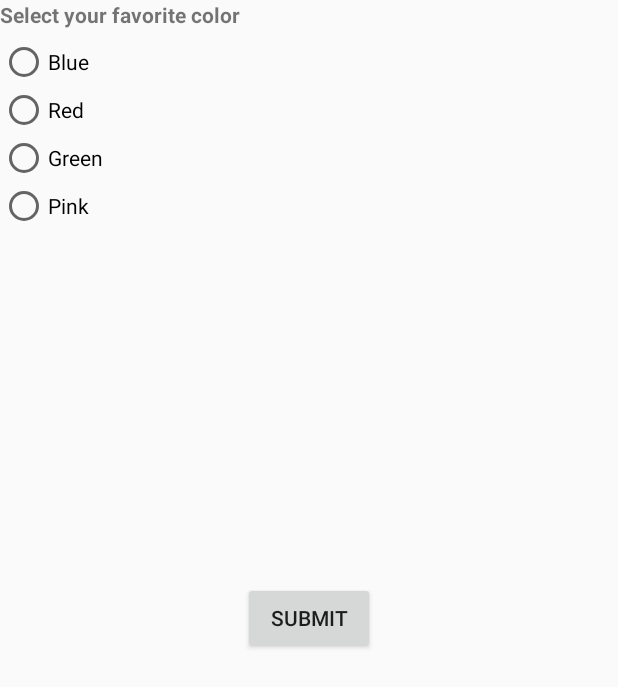
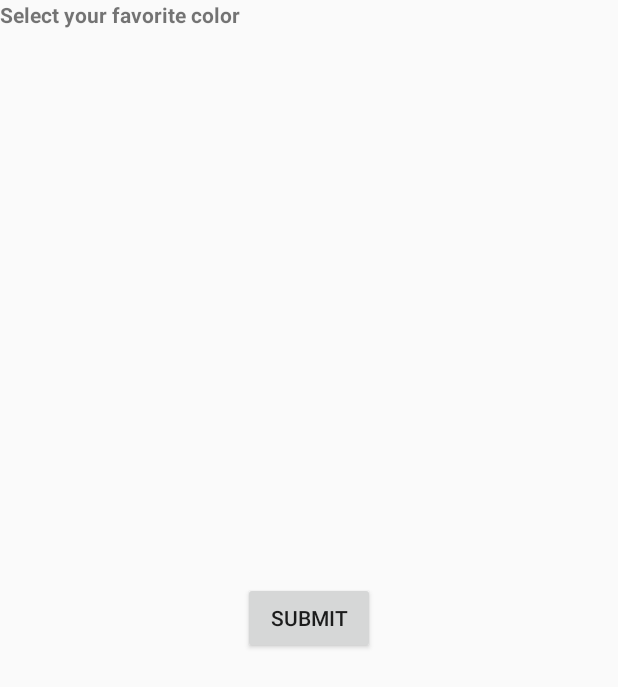
Before and after one commit to kblauer/surveyor, an Android app: the layout fragment_view_survey.xml on its own in the app's theme, with its tools: preview values and no code run, on a phone screen of 412 x 824 dp. Shown: the top 687 px of the screen. Run offline under Robolectric (Android 15) with nearby library versions, the phone set to English and light mode, and no system bars.

Commit message:
Implemented Survey Download
Application now downloads a survey from the server and dynamically
creates a UI based on the survey the user created on the website

```diff
--- a/Surveyor_App/app/build.gradle
+++ b/Surveyor_App/app/build.gradle
@@ -6,7 +6,7 @@ android {
 
     defaultConfig {
         applicationId "com.apkb.surveyor"
-        minSdkVersion 15
+        minSdkVersion 17
         targetSdkVersion 21
         versionCode 1
         versionName "1.0"
--- a/Surveyor_App/app/src/main/AndroidManifest.xml
+++ b/Surveyor_App/app/src/main/AndroidManifest.xml
@@ -17,5 +17,8 @@
             </intent-filter>
         </activity>
     </application>
+    <uses-permission
+        android:name="android.permission.INTERNET">
 
+    </uses-permission>
 </manifest>
--- a/Surveyor_App/app/src/main/res/layout/fragment_view_survey.xml
+++ b/Surveyor_App/app/src/main/res/layout/fragment_view_survey.xml
@@ -1,39 +1,42 @@
 <FrameLayout xmlns:android="http://schemas.android.com/apk/res/android"
     xmlns:tools="http://schemas.android.com/tools" android:layout_width="match_parent"
-    android:layout_height="match_parent" tools:context="com.apkb.surveyor.ViewSurveyFragment">
+    android:layout_height="match_parent" tools:context="com.apkb.surveyor.ViewSurveyFragment"
+    android:id="@+id/view_survey">
 
     <TextView
         android:layout_width="match_parent"
         android:layout_height="match_parent"
         android:text="Select your favorite color"
-        android:textStyle="bold" />
+        android:textStyle="bold"
+        android:id="@+id/survey_title"/>
 
     <RadioGroup xmlns:android="http://schemas.android.com/apk/res/android"
         android:layout_width="fill_parent"
         android:layout_height="wrap_content"
         android:orientation="vertical"
-        android:layout_marginTop="25dp">
+        android:layout_marginTop="25dp"
+        android:id="@+id/survey_rg">
 
-        <RadioButton android:id="@+id/radio_one"
-            android:layout_width="wrap_content"
-            android:layout_height="wrap_content"
-            android:text="@string/blue"
-            android:onClick="onRadioButtonClicked"/>
-        <RadioButton android:id="@+id/radio_two"
-            android:layout_width="wrap_content"
-            android:layout_height="wrap_content"
-            android:text="@string/red"
-            android:onClick="onRadioButtonClicked"/>
-        <RadioButton android:id="@+id/radio_three"
-            android:layout_width="wrap_content"
-            android:layout_height="wrap_content"
-            android:text="@string/green"
-            android:onClick="onRadioButtonClicked"/>
-        <RadioButton android:id="@+id/radio_four"
-            android:layout_width="wrap_content"
-            android:layout_height="wrap_content"
-            android:text="@string/pink"
-            android:onClick="onRadioButtonClicked"/>
+        <!--<RadioButton android:id="@+id/radio_one"-->
+            <!--android:layout_width="wrap_content"-->
+            <!--android:layout_height="wrap_content"-->
+            <!--android:text="@string/blue"-->
+            <!--android:onClick="onRadioButtonClicked"/>-->
+        <!--<RadioButton android:id="@+id/radio_two"-->
+            <!--android:layout_width="wrap_content"-->
+            <!--android:layout_height="wrap_content"-->
+            <!--android:text="@string/red"-->
+            <!--android:onClick="onRadioButtonClicked"/>-->
+        <!--<RadioButton android:id="@+id/radio_three"-->
+            <!--android:layout_width="wrap_content"-->
+            <!--android:layout_height="wrap_content"-->
+            <!--android:text="@string/green"-->
+            <!--android:onClick="onRadioButtonClicked"/>-->
+        <!--<RadioButton android:id="@+id/radio_four"-->
+            <!--android:layout_width="wrap_content"-->
+            <!--android:layout_height="wrap_content"-->
+            <!--android:text="@string/pink"-->
+            <!--android:onClick="onRadioButtonClicked"/>-->
     </RadioGroup>
 
     <Button
```
Also changed, not shown: Surveyor_App/app/src/main/java/com/apkb/surveyor/MainActivity.java (+15 -19 lines), Surveyor_App/app/src/main/java/com/apkb/surveyor/ViewSurveyFragment.java (+136 -0 lines), 1 other file.
